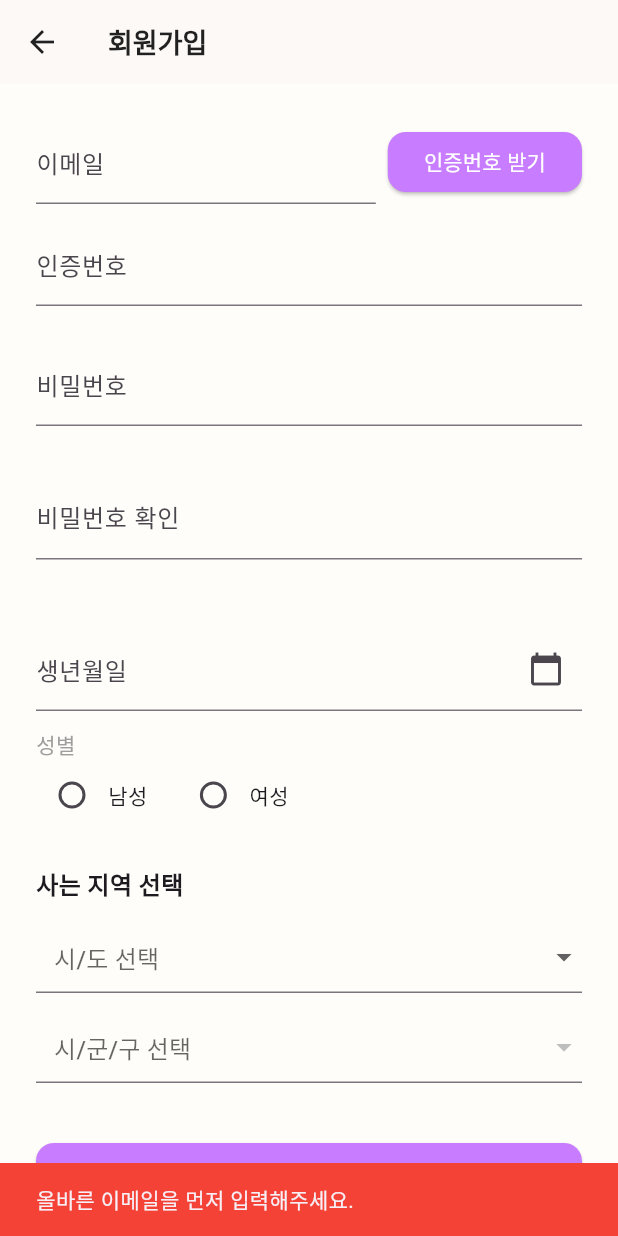
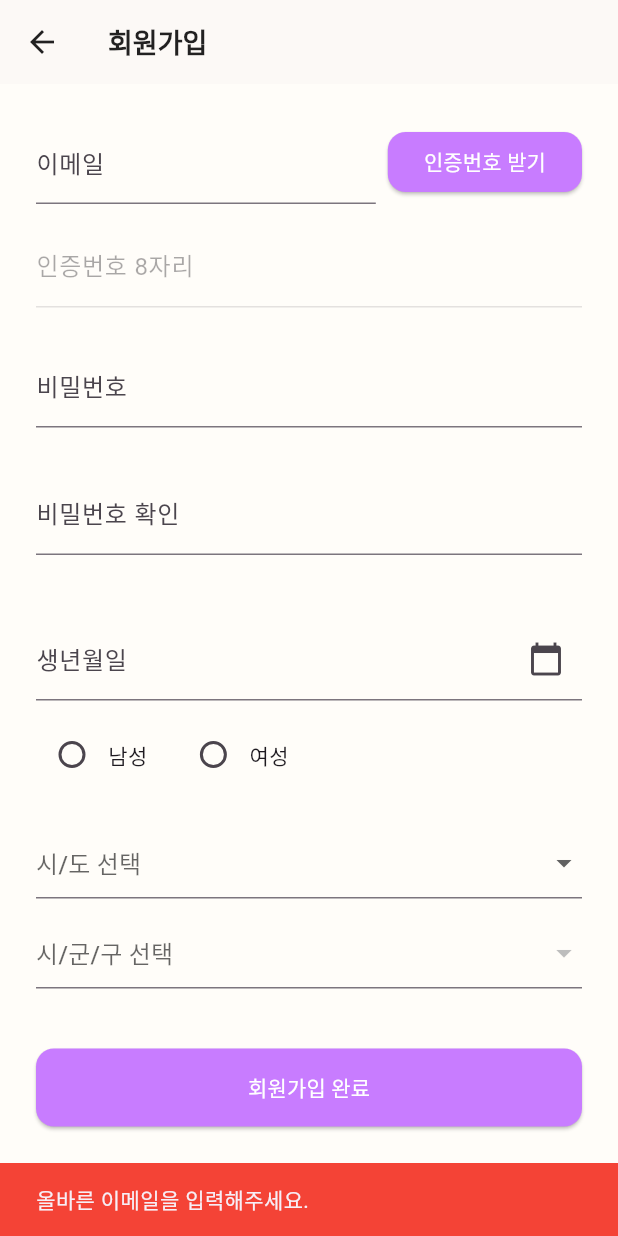
Before and after one commit to DongBaBaDa/needsfine_app, a Flutter app: the UserJoinScreen screen opened by its route, after a tap on "인증번호 받기", on a phone screen of 412 x 824 dp. Run offline on Flutter 3.47's test engine with Material 3 defaults, Android fonts, the light colour scheme and no system bars; our stand-ins replace carousel_slider, geocoding, geolocator, image_picker, permission_handler, scrollable_positioned_list and 2 more; missing offline and left inert: flutter_naver_map, unorm_dart; accounts and stored records are empty; network calls fail; Roboto replaces fonts that are missing (NotoSansKR); statements that could not run were skipped.

Commit message:
2025년 12월29일 회원가입 구현완료

```diff
--- a/lib/screens/user_join_screen.dart
+++ b/lib/screens/user_join_screen.dart
@@ -1,6 +1,6 @@
 import 'package:flutter/material.dart';
 import 'package:supabase_flutter/supabase_flutter.dart';
-import 'package:needsfine_app/data/korean_regions.dart'; // 방금 만든 데이터 임포트
+import 'package:needsfine_app/data/korean_regions.dart';
 
 class UserJoinScreen extends StatefulWidget {
   const UserJoinScreen({super.key});
@@ -16,7 +16,6 @@ class _UserJoinScreenState extends State<UserJoinScreen> {
   final _passwordController = TextEditingController();
   final _confirmPasswordController = TextEditingController();
 
-  // 지역 선택을 위한 변수들
   String? _selectedSido;
   String? _selectedSigungu;
   List<String> _sidoList = [];
@@ -34,13 +33,11 @@ class _UserJoinScreenState extends State<UserJoinScreen> {
   @override
   void initState() {
     super.initState();
-    // 초기 시/도 목록 로드
     _sidoList = koreanRegions.keys.toList();
     _passwordController.addListener(() => _validatePassword(_passwordController.text));
     _confirmPasswordController.addListener(() => _validateConfirmPassword(_confirmPasswordController.text));
   }
 
-  // --- 비밀번호 유효성 검사 로직 (기존 유지) ---
   void _validatePassword(String password) {
     final RegExp upperCase = RegExp(r'[A-Z]');
     final RegExp lowerCase = RegExp(r'[a-z]');
@@ -51,51 +48,61 @@ class _UserJoinScreenState extends State<UserJoinScreen> {
       message = '사용 가능한 비밀번호입니다.';
     }
     setState(() => _passwordValidationMessage = message);
-    _validateConfirmPassword(_confirmPasswordController.text);
   }
 
   void _validateConfirmPassword(String confirmPassword) {
-    String message = '';
-    if (confirmPassword.isNotEmpty) {
-      if (_passwordController.text == confirmPassword) {
-        message = '비밀번호가 일치합니다.';
-      } else {
-        message = '비밀번호가 일치하지 않습니다.';
-      }
-    }
-    setState(() => _confirmPasswordMessage = message);
+    setState(() {
+      _confirmPasswordMessage = (_passwordController.text == confirmPassword) ? '비밀번호가 일치합니다.' : '비밀번호가 일치하지 않습니다.';
+    });
   }
 
-  // --- 이메일 인증번호 발송 (기존 유지) ---
+  // --- 1. 인증번호(OTP) 발송 로직 (비밀번호 체크 삭제 및 최적화) ---
   Future<void> _sendAuthCode() async {
     if (_emailController.text.isEmpty || !_emailController.text.contains('@')){
-      ScaffoldMessenger.of(context).showSnackBar(const SnackBar(content: Text('올바른 이메일을 먼저 입력해주세요.'), backgroundColor: Colors.red,));
+      ScaffoldMessenger.of(context).showSnackBar(const SnackBar(content: Text('올바른 이메일을 입력해주세요.'), backgroundColor: Colors.red));
       return;
     }
+
     setState(() => _isLoading = true);
     try {
-      await _supabase.auth.signInWithOtp(email: _emailController.text.trim(), shouldCreateUser: true);
+      // [시니어 팁] 비밀번호를 아직 입력하지 않았더라도 signUp을 가능하게 하기 위해 임시 비번을 사용합니다.
+      // 나중에 회원가입 완료 시 사용자가 입력한 진짜 비번으로 업데이트됩니다.
+      final tempPassword = _passwordController.text.isNotEmpty
+          ? _passwordController.text.trim()
+          : "NeedsFine_Temp_1234!";
+
+      await _supabase.auth.signUp(
+        email: _emailController.text.trim(),
+        password: tempPassword,
+      );
+
       if(mounted) {
-        ScaffoldMessenger.of(context).showSnackBar(const SnackBar(content: Text('인증번호가 발송되었습니다.')));
+        ScaffoldMessenger.of(context).showSnackBar(const SnackBar(content: Text('니즈파인 인증번호가 발송되었습니다.')));
         setState(() => _isAuthCodeSent = true);
       }
     } catch (e) {
-      if(mounted) ScaffoldMessenger.of(context).showSnackBar(SnackBar(content: Text('인증번호 발송 실패: $e'), backgroundColor: Colors.red));
+      debugPrint("OTP 발송 에러 로그: $e");
+      if(mounted) ScaffoldMessenger.of(context).showSnackBar(SnackBar(content: Text('발송 실패: $e (스팸함 확인 혹은 잠시 후 시도)'), backgroundColor: Colors.red));
     } finally {
       if(mounted) setState(() => _isLoading = false);
     }
   }
 
-  // --- 회원가입 제출 로직 (수정: 드롭다운 데이터 반영) ---
+  // --- 2. 인증번호 확인 및 최종 회원가입 완료 ---
   Future<void> _signUp() async {
     if (!_formKey.currentState!.validate()) return;
     if (_selectedSido == null || _selectedSigungu == null) {
-      ScaffoldMessenger.of(context).showSnackBar(const SnackBar(content: Text('사는 지역을 선택해 주세요.')));
+      ScaffoldMessenger.of(context).showSnackBar(const SnackBar(content: Text('지역을 선택해 주세요.')));
+      return;
+    }
+    if (_authCodeController.text.isEmpty) {
+      ScaffoldMessenger.of(context).showSnackBar(const SnackBar(content: Text('인증번호를 입력해 주세요.')));
       return;
     }
 
     setState(() => _isLoading = true);
     try {
+      // 1. OTP 인증
       final authResponse = await _supabase.auth.verifyOTP(
         type: OtpType.signup,
         token: _authCodeController.text.trim(),
@@ -103,14 +110,18 @@ class _UserJoinScreenState extends State<UserJoinScreen> {
       );
 
       if (authResponse.user != null) {
+        // 2. 만약 사용자가 비번을 입력했다면, 임시 비번을 실제 비번으로 업데이트
+        if (_passwordController.text.isNotEmpty) {
+          await _supabase.auth.updateUser(UserAttributes(password: _passwordController.text.trim()));
+        }
+
+        // 3. 프로필 정보 저장
         final age = _selectedDate != null ? DateTime.now().year - _selectedDate!.year + 1 : null;
-
-        // Supabase profiles 테이블 업데이트
         await _supabase.from('profiles').update({
           'age': age,
           'gender': _selectedGender,
-          'city': _selectedSido,      // 시/도 저장
-          'district': _selectedSigungu, // 시/군/구 저장
+          'city': _selectedSido,
+          'district': _selectedSigungu,
           'birth_date': _selectedDate?.toIso8601String(),
         }).eq('id', authResponse.user!.id);
 
@@ -132,6 +143,7 @@ class _UserJoinScreenState extends State<UserJoinScreen> {
       initialDate: _selectedDate ?? DateTime(2000),
       firstDate: DateTime(1920),
       lastDate: DateTime.now(),
+      locale: const Locale('ko', 'KR'), // 한글 설정
     );
     if (picked != null && picked != _selectedDate) {
       setState(() => _selectedDate = picked);
@@ -149,7 +161,6 @@ class _UserJoinScreenState extends State<UserJoinScreen> {
           child: Column(
             crossAxisAlignment: CrossAxisAlignment.stretch,
             children: [
-              // 1. 이메일 및 인증 섹션
               Row(
                 children: [
                   Expanded(child: TextFormField(controller: _emailController, decoration: const InputDecoration(labelText: '이메일'), keyboardType: TextInputType.emailAddress)),
@@ -158,35 +169,31 @@ class _UserJoinScreenState extends State<UserJoinScreen> {
                 ],
               ),
               const SizedBox(height: 12),
-              TextFormField(controller: _authCodeController, decoration: const InputDecoration(labelText: '인증번호'), keyboardType: TextInputType.number),
-
-              const SizedBox(height: 24),
-              // 2. 비밀번호 섹션
-              TextFormField(controller: _passwordController, decoration: const InputDecoration(labelText: '비밀번호'), obscureText: true),
-              Padding(
-                padding: const EdgeInsets.only(top: 4, left: 4),
-                child: Text(_passwordValidationMessage, style: TextStyle(color: _passwordValidationMessage.contains('가능') ? Colors.green : Colors.grey, fontSize: 12)),
-              ),
-              const SizedBox(height: 12),
-              TextFormField(controller: _confirmPasswordController, decoration: const InputDecoration(labelText: '비밀번호 확인'), obscureText: true),
-              Padding(
-                padding: const EdgeInsets.only(top: 4, left: 4),
-                child: Text(_confirmPasswordMessage, style: TextStyle(color: _confirmPasswordMessage.contains('일치합') ? Colors.green : Colors.red, fontSize: 12)),
+              TextFormField(
+                controller: _authCodeController,
+                decoration: const InputDecoration(labelText: '인증번호 8자리', hintText: '메일로 받은 코드를 입력하세요'),
+                keyboardType: TextInputType.number,
+                enabled: _isAuthCodeSent,
               ),
 
               const SizedBox(height: 24),
-              // 3. 생년월일 및 성별 섹션
+              TextFormField(controller: _passwordController, decoration: const InputDecoration(labelText: '비밀번호'), obscureText: true),
+              Text(_passwordValidationMessage, style: TextStyle(color: _passwordValidationMessage.contains('가능') ? Colors.green : Colors.grey, fontSize: 12)),
+              const SizedBox(height: 12),
+              TextFormField(controller: _confirmPasswordController, decoration: const InputDecoration(labelText: '비밀번호 확인'), obscureText: true),
+              Text(_confirmPasswordMessage, style: TextStyle(color: _confirmPasswordMessage.contains('일치합') ? Colors.green : Colors.red, fontSize: 12)),
+
+              const SizedBox(height: 24),
               TextFormField(
                 readOnly: true,
                 decoration: InputDecoration(
                   labelText: '생년월일',
-                  hintText: _selectedDate == null ? '선택하세요' : '${_selectedDate!.year}-${_selectedDate!.month}-${_selectedDate!.day}',
+                  hintText: _selectedDate == null ? '선택하세요' : '${_selectedDate!.year}년 ${_selectedDate!.month}월 ${_selectedDate!.day}일',
                   suffixIcon: const Icon(Icons.calendar_today),
                 ),
                 onTap: () => _selectDate(context),
               ),
               const SizedBox(height: 12),
-              const Text('성별', style: TextStyle(fontSize: 14, color: Colors.grey)),
               Row(
                 children: [
                   Radio<String>(value: 'male', groupValue: _selectedGender, onChanged: (v) => setState(() => _selectedGender = v)),
@@ -198,11 +205,6 @@ class _UserJoinScreenState extends State<UserJoinScreen> {
               ),
 
               const SizedBox(height: 24),
-              // 4. 사는 지역 섹션 (2단계 드롭다운으로 변경됨)
-              const Text('사는 지역 선택', style: TextStyle(fontSize: 16, fontWeight: FontWeight.bold)),
-              const SizedBox(height: 12),
-
-              // 시/도 드롭다운
               DropdownButtonFormField<String>(
                 value: _selectedSido,
                 hint: const Text('시/도 선택'),
@@ -210,15 +212,12 @@ class _UserJoinScreenState extends State<UserJoinScreen> {
                 onChanged: (value) {
                   setState(() {
                     _selectedSido = value;
-                    _selectedSigungu = null; // 시/도 변경 시 하위 목록 초기화
+                    _selectedSigungu = null;
                     _sigunguList = koreanRegions[value!] ?? [];
                   });
                 },
-                decoration: const InputDecoration(contentPadding: EdgeInsets.symmetric(horizontal: 12, vertical: 4)),
               ),
               const SizedBox(height: 12),
-
-              // 시/군/구 드롭다운
               DropdownButtonFormField<String>(
                 value: _selectedSigungu,
                 hint: const Text('시/군/구 선택'),
@@ -226,11 +225,9 @@ class _UserJoinScreenState extends State<UserJoinScreen> {
                 onChanged: _selectedSido == null ? null : (value) {
                   setState(() => _selectedSigungu = value);
                 },
-                decoration: const InputDecoration(contentPadding: EdgeInsets.symmetric(horizontal: 12, vertical: 4)),
               ),
 
               const SizedBox(height: 40),
-              // 5. 완료 버튼
               ElevatedButton(
                 onPressed: _isLoading ? null : _signUp,
                 style: ElevatedButton.styleFrom(minimumSize: const Size(0, 52)),
```
Also changed, not shown: lib/main.dart (+16 -3 lines), pubspec.yaml (+8 -5 lines), pubspec.lock.
